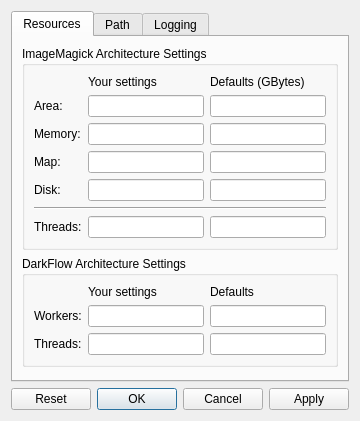
The window that ui/preferences.ui (ploki/darkflow) describes before a commit, drawn with Qt 5.
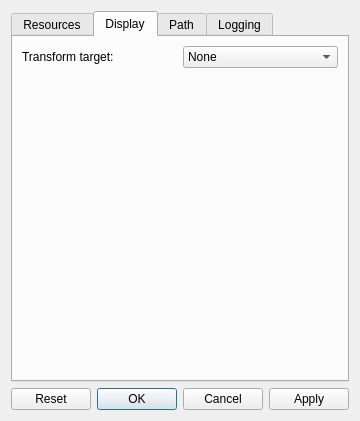
The same window after the commit. The open tabs and pages were chosen to show the change.

Patch:
```diff
--- a/ui/preferences.ui
+++ b/ui/preferences.ui
@@ -290,6 +290,57 @@
        </item>
       </layout>
      </widget>
+     <widget class="QWidget" name="tab">
+      <attribute name="title">
+       <string>Display</string>
+      </attribute>
+      <layout class="QGridLayout" name="gridLayout">
+       <item row="0" column="0">
+        <widget class="QLabel" name="labelTransformTarget">
+         <property name="text">
+          <string>Transform target:</string>
+         </property>
+        </widget>
+       </item>
+       <item row="0" column="1">
+        <widget class="QComboBox" name="comboTransformTarget">
+         <item>
+          <property name="text">
+           <string>None</string>
+          </property>
+         </item>
+         <item>
+          <property name="text">
+           <string>sRGB</string>
+          </property>
+         </item>
+         <item>
+          <property name="text">
+           <string>IUT BT.709</string>
+          </property>
+         </item>
+         <item>
+          <property name="text">
+           <string>Square Root</string>
+          </property>
+         </item>
+        </widget>
+       </item>
+       <item row="1" column="0">
+        <spacer name="verticalSpacer_4">
+         <property name="orientation">
+          <enum>Qt::Vertical</enum>
+         </property>
+         <property name="sizeHint" stdset="0">
+          <size>
+           <width>20</width>
+           <height>298</height>
+          </size>
+         </property>
+        </spacer>
+       </item>
+      </layout>
+     </widget>
      <widget class="QWidget" name="tab_path">
       <attribute name="title">
        <string>Path</string>
```
Left out of the diff: 20 changed lines with no effect on the pictures.
